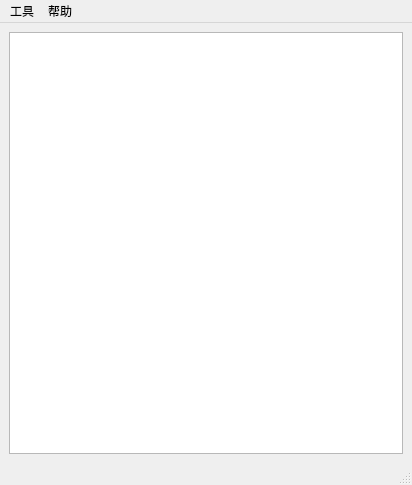
Before: the Qt Designer form mainwindow.ui in LaLa-HaHa-Hei/ScreenTime_Qt6, drawn with Qt 5.
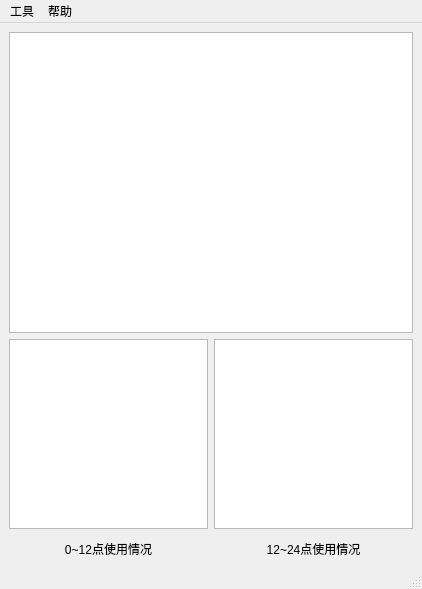
After: the same form once the commit is applied. Icons and pictures are not drawn. Custom widgets are drawn as their Qt base class.

```diff
--- a/mainwindow.ui
+++ b/mainwindow.ui
@@ -6,8 +6,8 @@
    <rect>
     <x>0</x>
     <y>0</y>
-    <width>412</width>
-    <height>485</height>
+    <width>422</width>
+    <height>589</height>
    </rect>
   </property>
   <property name="windowTitle">
@@ -20,7 +20,83 @@
   <widget class="QWidget" name="centralwidget">
    <layout class="QVBoxLayout" name="verticalLayout">
     <item>
-     <widget class="QListWidget" name="listWidget"/>
+     <widget class="QListWidget" name="listWidget">
+      <property name="sizePolicy">
+       <sizepolicy hsizetype="Expanding" vsizetype="Expanding">
+        <horstretch>0</horstretch>
+        <verstretch>1</verstretch>
+       </sizepolicy>
+      </property>
+     </widget>
+    </item>
+    <item>
+     <layout class="QHBoxLayout" name="horizontalLayout">
+      <item>
+       <widget class="QChartView" name="chartViewLeft">
+        <property name="minimumSize">
+         <size>
+          <width>0</width>
+          <height>190</height>
+         </size>
+        </property>
+        <property name="maximumSize">
+         <size>
+          <width>16777215</width>
+          <height>190</height>
+         </size>
+        </property>
+        <property name="styleSheet">
+         <string notr="true"/>
+        </property>
+       </widget>
+      </item>
+      <item>
+       <widget class="QChartView" name="chartViewRight">
+        <property name="minimumSize">
+         <size>
+          <width>0</width>
+          <height>190</height>
+         </size>
+        </property>
+        <property name="maximumSize">
+         <size>
+          <width>16777215</width>
+          <height>190</height>
+         </size>
+        </property>
+       </widget>
+      </item>
+     </layout>
+    </item>
+    <item>
+     <layout class="QHBoxLayout" name="horizontalLayout_2">
+      <property name="topMargin">
+       <number>5</number>
+      </property>
+      <property name="bottomMargin">
+       <number>0</number>
+      </property>
+      <item>
+       <widget class="QLabel" name="label">
+        <property name="text">
+         <string>0~12点使用情况</string>
+        </property>
+        <property name="alignment">
+         <set>Qt::AlignmentFlag::AlignCenter</set>
+        </property>
+       </widget>
+      </item>
+      <item>
+       <widget class="QLabel" name="label_2">
+        <property name="text">
+         <string>12~24点使用情况</string>
+        </property>
+        <property name="alignment">
+         <set>Qt::AlignmentFlag::AlignCenter</set>
+        </property>
+       </widget>
+      </item>
+     </layout>
     </item>
    </layout>
   </widget>
@@ -29,7 +105,7 @@
     <rect>
      <x>0</x>
      <y>0</y>
-     <width>412</width>
+     <width>422</width>
      <height>24</height>
     </rect>
    </property>
@@ -72,6 +148,13 @@
    </property>
   </action>
  </widget>
+ <customwidgets>
+  <customwidget>
+   <class>QChartView</class>
+   <extends>QGraphicsView</extends>
+   <header>qchartview.h</header>
+  </customwidget>
+ </customwidgets>
  <resources>
   <include location="ScreenTime.qrc"/>
  </resources>
```
Left out of the diff: 10 changed lines with no effect on the pictures.
